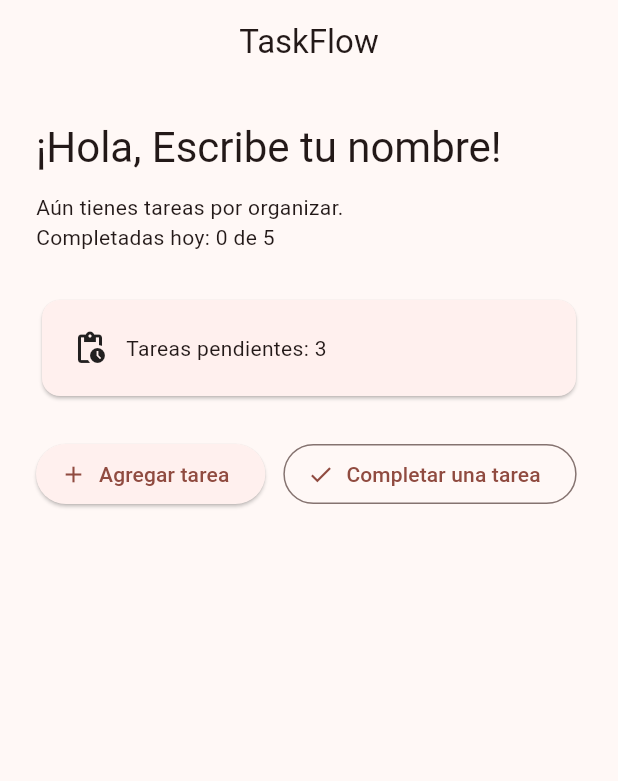
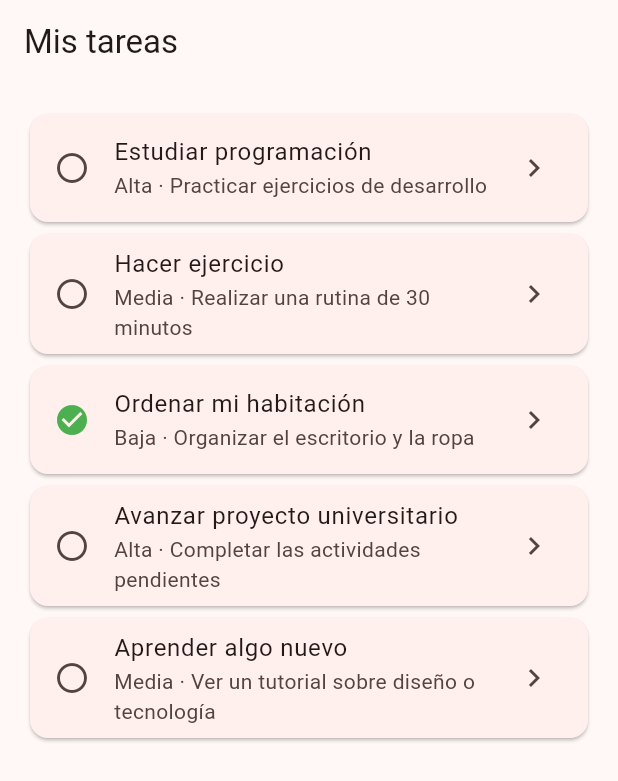
Before and after one commit to NahimGFX/TaskFlow, a Flutter app: the screen it shows after launch, on a phone screen of 412 x 824 dp. Shown: the top 781 px of the screen. Run offline on Flutter 3.47's test engine with Material 3 defaults, Android fonts, the phone set to English and light mode, and no system bars.

Commit message:
feat: mostrar listado local de tareas

```diff
--- a/lib/main.dart
+++ b/lib/main.dart
@@ -18,7 +18,71 @@ class TaskFlowApp extends StatelessWidget {
         ),
         useMaterial3: true,
       ),
-      home: const WelcomeScreen(),
+      home: const TaskListScreen(),
+    );
+  }
+}
+
+class Task {
+  const Task({
+    required this.id,
+    required this.title,
+    required this.description,
+    required this.priority,
+    required this.isCompleted,
+  });
+
+  final int id;
+  final String title;
+  final String description;
+  final String priority;
+  final bool isCompleted;
+}
+
+const demoTasks = [
+Task(id: 1, title: 'Estudiar programación', description: 'Practicar ejercicios de desarrollo', priority: 'Alta', isCompleted: false),
+Task(id: 2, title: 'Hacer ejercicio', description: 'Realizar una rutina de 30 minutos', priority: 'Media', isCompleted: false),
+Task(id: 3, title: 'Ordenar mi habitación', description: 'Organizar el escritorio y la ropa', priority: 'Baja', isCompleted: true),
+Task(id: 4, title: 'Avanzar proyecto universitario', description: 'Completar las actividades pendientes', priority: 'Alta', isCompleted: false),
+Task(id: 5, title: 'Aprender algo nuevo', description: 'Ver un tutorial sobre diseño o tecnología', priority: 'Media', isCompleted: false),
+];
+
+class TaskCard extends StatelessWidget {
+  const TaskCard({super.key, required this.task});
+
+  final Task task;
+
+  @override
+  Widget build(BuildContext context) {
+    return Card(
+      child: ListTile(
+        leading: Icon(
+          task.isCompleted ? Icons.check_circle : Icons.radio_button_unchecked,
+          color: task.isCompleted ? Colors.green : null,
+        ),
+        title: Text(task.title),
+        subtitle: Text(task.priority + ' · ' + task.description),
+        trailing: const Icon(Icons.chevron_right),
+      ),
+    );
+  }
+}
+
+class TaskListScreen extends StatelessWidget {
+  const TaskListScreen({super.key});
+
+  @override
+  Widget build(BuildContext context) {
+    return Scaffold(
+      appBar: AppBar(title: const Text('Mis tareas')) ,
+      body: ListView.builder(
+        padding: const EdgeInsets.all(16),
+        itemCount: demoTasks.length,
+        itemBuilder: (context, index) {
+          final task = demoTasks[index];
+          return TaskCard(task: task);
+        },
+      ),
     );
   }
 }
@@ -31,7 +95,7 @@ class WelcomeScreen extends StatefulWidget {
 }
 
 class _WelcomeScreenState extends State<WelcomeScreen> {
-  final String studentName = 'Escribe tu nombre';
+  final String studentName = 'Nahim Simba Mero';
   static const dailyGoal = 5;
   int pendingTasks = 3;
   int completedTasks = 0;
```
